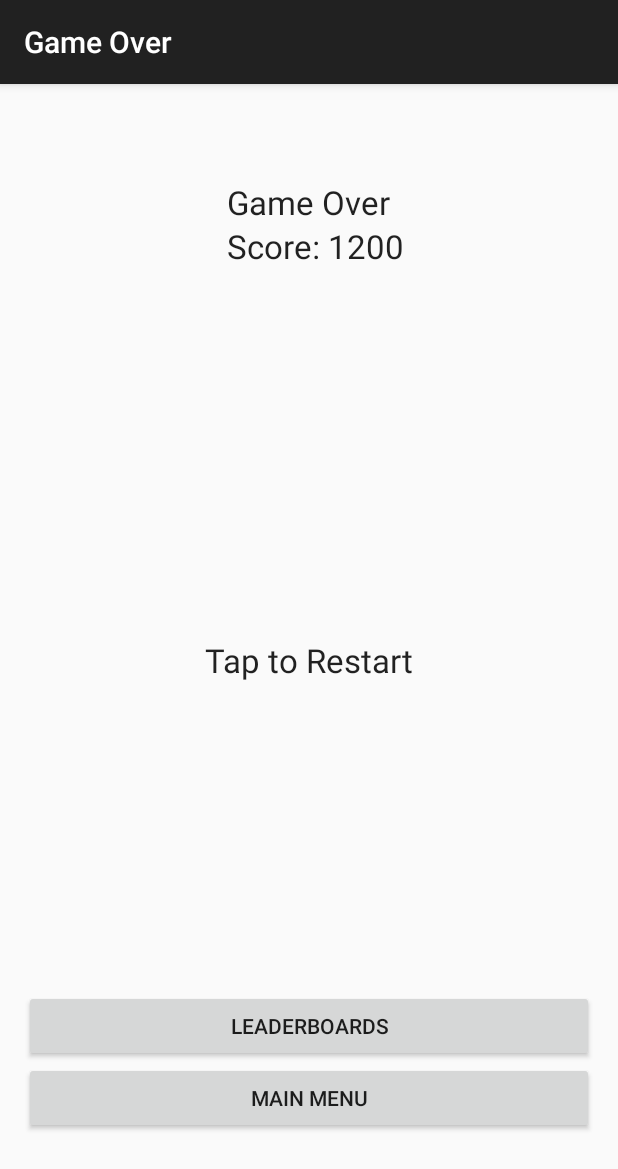
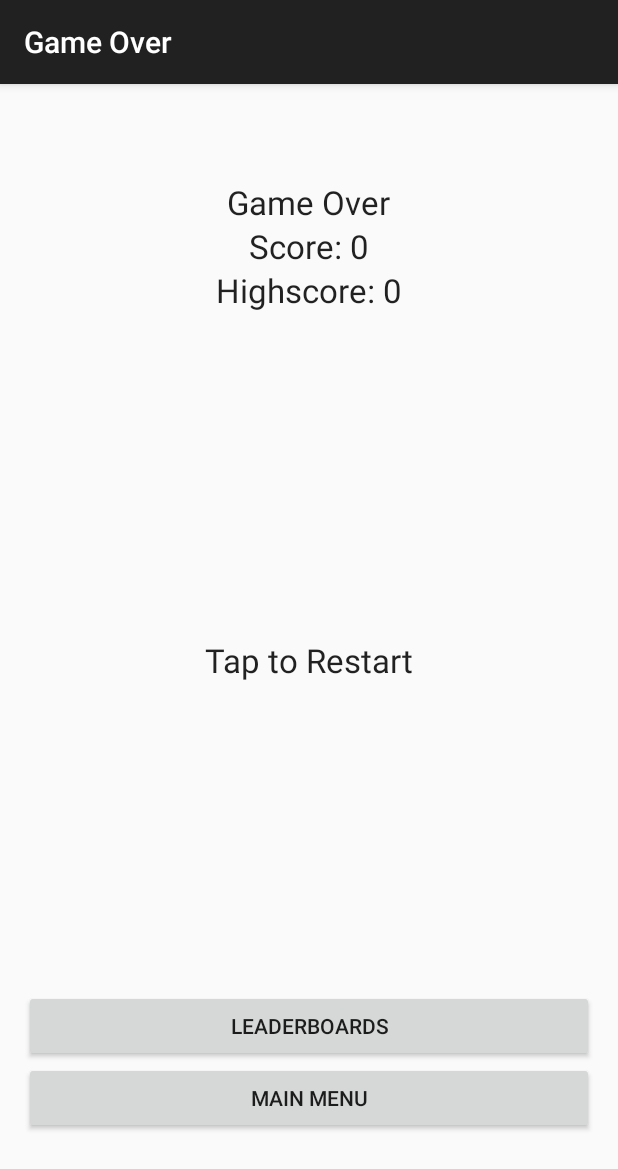
Before and after one commit to GovertJaap/On-The-Spot, an Android app: the GameOver screen opened directly, with no data from a screen before it, on a phone screen of 412 x 824 dp. Shown: the top 1169 px of the screen. Run offline under Robolectric (Android 15) with nearby library versions, the phone set to English and light mode, and no system bars; 2 statements that could not run were skipped.

Commit message:
Testbuild 1.13.1
Nieuw highscores worden in shared preferences opgeslagen bij Game Over.
Game over scherm laat nu de juiste score en nieuwe/oude highscore zien
als je af bent

```diff
--- a/app/src/main/java/com/example/android/onthespot/GameOver.java
+++ b/app/src/main/java/com/example/android/onthespot/GameOver.java
@@ -1,6 +1,8 @@
 package com.example.android.onthespot;
 
+import android.content.Context;
 import android.content.Intent;
+import android.content.SharedPreferences;
 import android.support.v7.app.ActionBarActivity;
 import android.os.Bundle;
 import android.view.Menu;
@@ -9,9 +11,14 @@ import android.view.MotionEvent;
 import android.view.View;
 import android.view.WindowManager;
 import android.widget.Button;
+import android.widget.TextView;
 import android.widget.Toast;
 
 public class GameOver extends ActionBarActivity {
+    TextView tScore, tHighScore;
+    int score, highscore, levelNumber;
+    String scoreKey;
+
     //disables the default android backbutton
     @Override
     public void onBackPressed() {
@@ -24,7 +31,43 @@ public class GameOver extends ActionBarActivity {
 
         MenuButton();
         ScoreButton();
+        updateScore();
+        showScore();
+
         getWindow().addFlags(WindowManager.LayoutParams.FLAG_KEEP_SCREEN_ON);
+    }
+
+    private void updateScore() {
+        score = getIntent().getExtras().getInt("score");
+        //score = score - 5000;
+        if (score < 0) {
+            score = 0;
+        }
+
+        levelNumber = getIntent().getExtras().getInt("level");
+        scoreKey = "level" + levelNumber + "score";
+//        String unlockKey = "level" + (levelNumber + 1) + "unlock";
+
+        SharedPreferences prefs = this.getSharedPreferences("mainLevelsSave", Context.MODE_PRIVATE);
+        SharedPreferences.Editor editor  = prefs.edit();
+        highscore = prefs.getInt(scoreKey, 0); //0 is the default value
+
+        if (score > highscore) {
+            highscore = score;
+            editor.putInt(scoreKey, highscore);
+            editor.commit();
+        }
+
+//        editor.putBoolean(unlockKey, true);
+
+    }
+
+    private void showScore() {
+        tScore = (TextView) findViewById(R.id.scoreGameOver);
+        tScore.setText("Score: " + score);
+        tHighScore = (TextView) findViewById(R.id.highscoreGameOver);
+        SharedPreferences prefs = this.getSharedPreferences("mainLevelsSave", Context.MODE_PRIVATE);
+        tHighScore.setText("Highscore: " + prefs.getInt(scoreKey, 0));
     }
 
     private void MenuButton() {
@@ -54,7 +97,7 @@ public class GameOver extends ActionBarActivity {
     public boolean onTouchEvent(MotionEvent e){
         if (e.getAction() == MotionEvent.ACTION_DOWN) {
             Intent activity = new Intent(GameOver.this, MainActivity.class);
-            activity.putExtra("level", getIntent().getExtras().getInt("level"));
+            activity.putExtra("level", levelNumber - 1);
             startActivity(activity);
         }
         return true;
--- a/app/src/main/java/com/example/android/onthespot/LvlSelectActivity.java
+++ b/app/src/main/java/com/example/android/onthespot/LvlSelectActivity.java
@@ -28,11 +28,7 @@ public class LvlSelectActivity extends ActionBarActivity {
         setupLevel4Button();
         setupLevel5Button();
         setupLevel6Button();
-
-
-
     }
-
 
     private void setupLevel1Button() {
         ImageButton levelButton = (ImageButton) findViewById(R.id.level1Button);
--- a/app/src/main/java/com/example/android/onthespot/MainActivity.java
+++ b/app/src/main/java/com/example/android/onthespot/MainActivity.java
@@ -321,7 +321,8 @@ public class MainActivity extends ActionBarActivity {
                     if (life <= 0) {
                         shapes.removeAll(shapes);
                         Intent activity = new Intent(MainActivity.this, GameOver.class);
-                        activity.putExtra("level", levelNumber-1);
+                        activity.putExtra("level", levelNumber);
+                        activity.putExtra("score", score);
                         startActivity(activity);
                     }
 
--- a/app/src/main/res/layout/activity_game_over.xml
+++ b/app/src/main/res/layout/activity_game_over.xml
@@ -41,10 +41,17 @@
         android:layout_height="wrap_content"
         android:textAppearance="?android:attr/textAppearanceLarge"
         android:text="@string/score"
-        android:id="@+id/textView2"
+        android:id="@+id/scoreGameOver"
         android:layout_below="@+id/textView"
-        android:layout_alignLeft="@+id/textView"
-        android:layout_alignStart="@+id/textView"
+        android:layout_centerHorizontal="true" />
+
+    <TextView
+        android:layout_width="wrap_content"
+        android:layout_height="wrap_content"
+        android:textAppearance="?android:attr/textAppearanceLarge"
+        android:text="@string/highscore"
+        android:id="@+id/highscoreGameOver"
+        android:layout_below="@+id/scoreGameOver"
         android:layout_centerHorizontal="true" />
 
     <TextView
--- a/app/src/main/res/values/strings.xml
+++ b/app/src/main/res/values/strings.xml
@@ -8,7 +8,8 @@
     <string name="dummy_button">Dummy Button</string>
     <string name="dummy_content">DUMMY\nCONTENT</string>
     <string name="title_activity_game_over">GameOver</string>
-    <string name="score">Score: 1200</string>
+    <string name="score">Score: 0</string>
+    <string name="highscore">Score: 0</string>
 
     <string name="hello_world">Hello world!</string>
     <string name="title_activity_test">testActivity</string>
```
Also changed, not shown: 1 other file.
